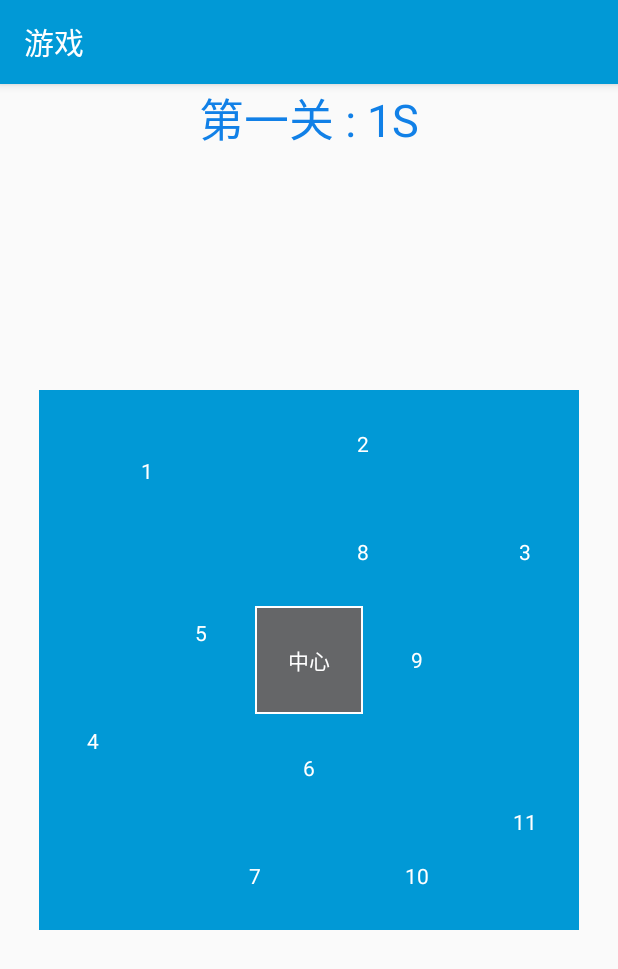
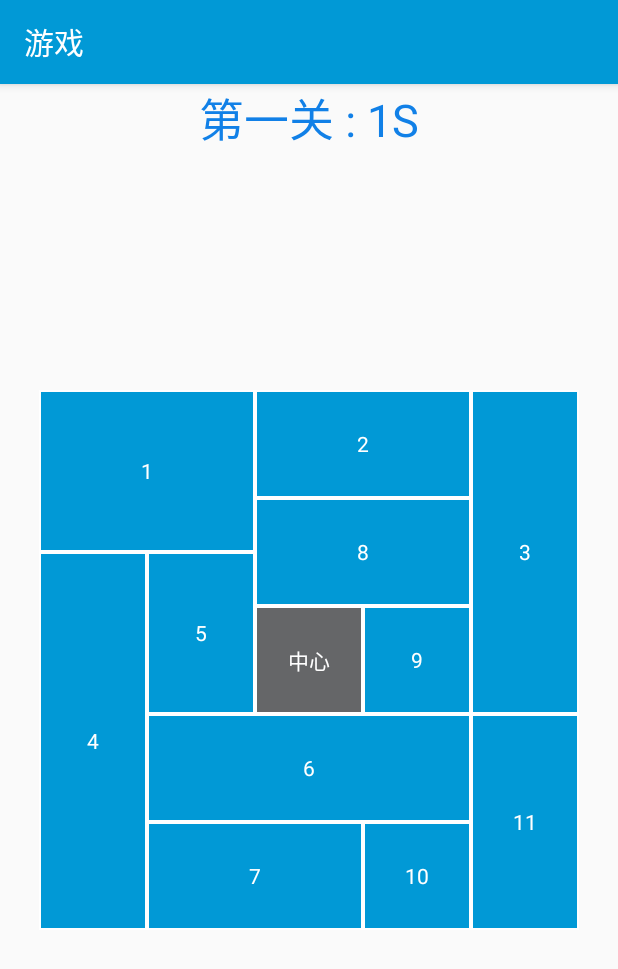
Before and after one commit to wangnaiwen/Reservation, an Android app: the FirstGameActivity screen opened directly, with no data from a screen before it, on a phone screen of 412 x 824 dp. Shown: the top 969 px of the screen. Run offline under Robolectric (Android 15) with nearby library versions, the phone set to English and light mode, and no system bars.

Commit message:
fix bg background

```diff
--- a/app/src/main/res/drawable/bg_btn.xml
+++ b/app/src/main/res/drawable/bg_btn.xml
@@ -1,5 +1,8 @@
 <?xml version="1.0" encoding="utf-8"?>
 <shape xmlns:android="http://schemas.android.com/apk/res/android"
     android:shape="rectangle">
+    <stroke android:width="1dp"
+        android:color="#ffff">
+    </stroke>
     <solid android:color="@color/colorIconSelected"/>
 </shape>
```
